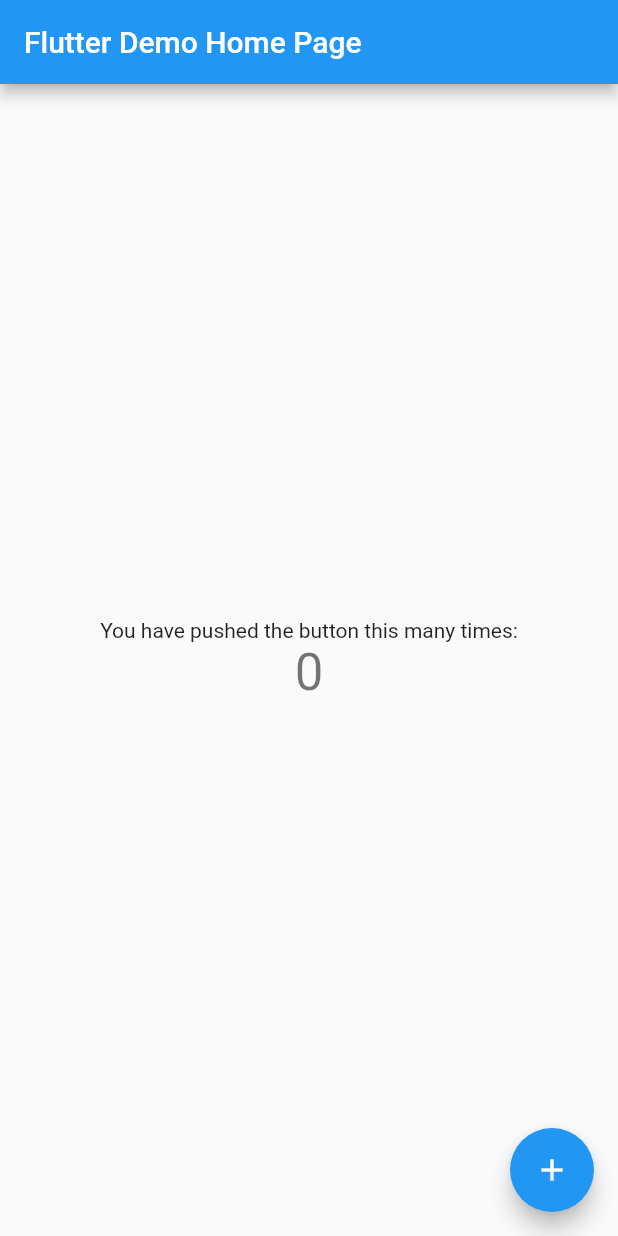
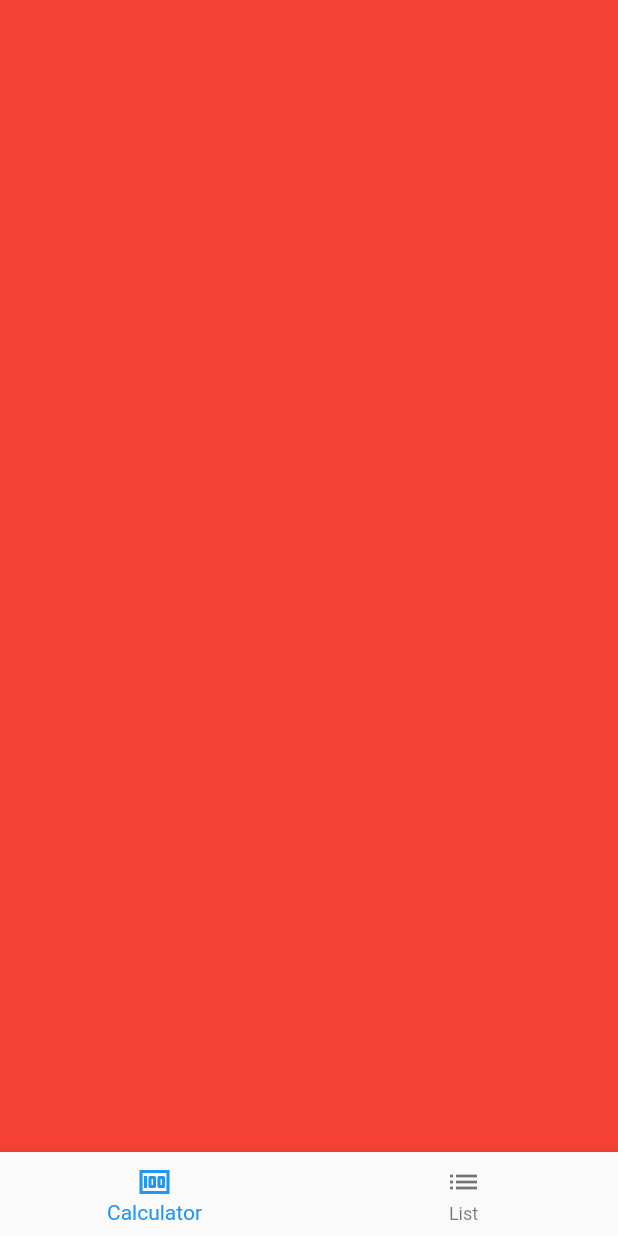
Before and after one commit to Buglik/PizzaCalc-Flutter, a Flutter app: the screen it shows after launch, on a phone screen of 412 x 824 dp. Run offline on Flutter 3.47's test engine with Material 2 defaults, Android fonts, the phone set to English and light mode, and no system bars.

Commit message:
Bottom nav bar added

```diff
--- a/lib/main.dart
+++ b/lib/main.dart
@@ -1,4 +1,5 @@
 import 'package:flutter/material.dart';
+import 'package:pizza_calc/main_page.dart';
 
 void main() {
   runApp(const MyApp());
@@ -11,7 +12,7 @@ class MyApp extends StatelessWidget {
   @override
   Widget build(BuildContext context) {
     return MaterialApp(
-      title: 'Flutter Demo',
+      title: 'Pizza Calculator',
       theme: ThemeData(
         // This is the theme of your application.
         //
@@ -24,7 +25,7 @@ class MyApp extends StatelessWidget {
         // is not restarted.
         primarySwatch: Colors.blue,
       ),
-      home: const MyHomePage(title: 'Flutter Demo Home Page'),
+      home: const MainPageScreen(),
     );
   }
 }
--- /dev/null
+++ b/lib/main_page.dart
@@ -0,0 +1,44 @@
+import 'package:flutter/material.dart';
+
+class MainPageScreen extends StatefulWidget {
+  const MainPageScreen({Key? key}) : super(key: key);
+
+  @override
+  _MainPageScreenState createState() => _MainPageScreenState();
+}
+
+class _MainPageScreenState extends State<MainPageScreen> {
+  int _selectedIndex = 0;
+  PageController pageController = PageController();
+
+  void onTap(int index) {
+    setState(() {
+      _selectedIndex = index;
+    });
+    pageController.jumpToPage(index);
+  }
+
+  @override
+  Widget build(BuildContext context) {
+    return Scaffold(
+      // appBar: AppBar(
+      //   title: const Text('Pizza calculator'),
+      // ),
+      body: PageView(
+        controller: pageController,
+        children: [
+          Container(color: Colors.red),
+          Container(color: Colors.blue)
+        ],
+      ),
+      bottomNavigationBar: BottomNavigationBar(
+        items: const <BottomNavigationBarItem>[
+          BottomNavigationBarItem(icon: Icon(Icons.money), label: 'Calculator'),
+          BottomNavigationBarItem(icon: Icon(Icons.list), label: 'List')
+        ],
+        currentIndex: _selectedIndex,
+        onTap: onTap,
+      ),
+    );
+  }
+}
```
Also changed, not shown: lib/calculator.dart (added), lib/list.dart (added).
